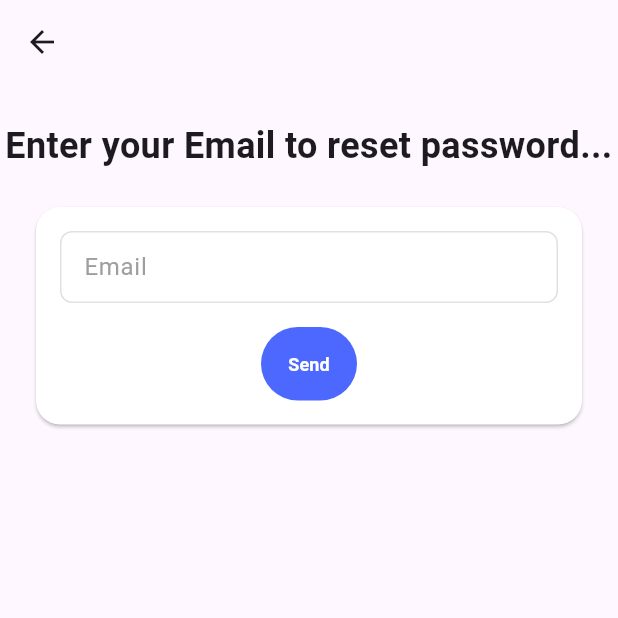
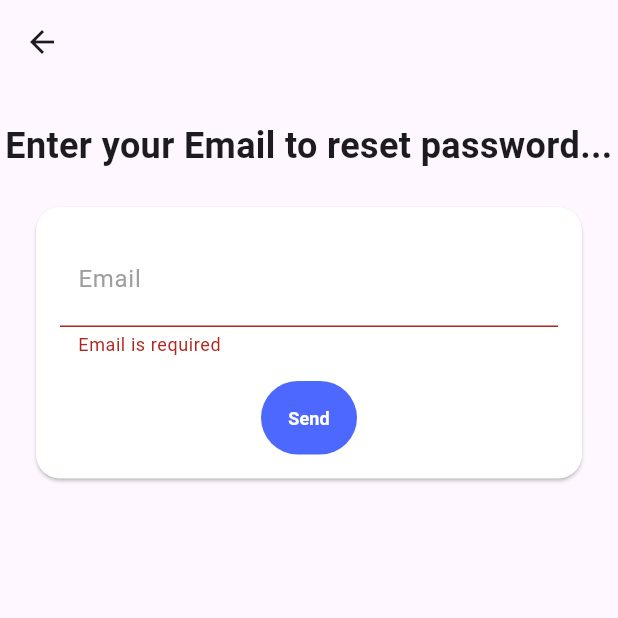
Before and after one commit to mahmoudmohamed17/e-commerce-app, a Flutter app: the ForgotPasswordView screen opened by its route, after a tap on "Send", on a phone screen of 412 x 824 dp, the top half of it. Run offline on Flutter 3.47's test engine with Material 3 defaults, Android fonts, the phone set to English and light mode, and no system bars; drawn by our look-alikes of modal_progress_hud_nsn; our stand-ins replace another_flushbar, bloc, flutter_bloc, flutter_rating_bar, font_awesome_flutter, google_nav_bar and 3 more; accounts and stored records are empty.

Commit message:
make reset password method and provide it to reset password view

```diff
--- a/lib/views/auth/logic/cubit/auth_cubit.dart
+++ b/lib/views/auth/logic/cubit/auth_cubit.dart
@@ -78,6 +78,19 @@ class AuthCubit extends Cubit<AuthState> {
     }
   }
 
+  Future<void> resetPassword(String email) async {
+    emit(PasswordResetLoading());
+    try {
+      await supabase.auth.resetPasswordForEmail(email);
+      emit(PasswordResetSuccess());
+    } on AuthException catch (e) {
+      log('Error with AuthException: ${e.toString()}');
+      emit(PasswordResetFailure(message: e.message));
+    } catch (e) {
+      emit(PasswordResetFailure(message: e.toString()));
+    }
+  }
+
   /// For any updates not related to the primary ones
   void update() {
     emit(AuthInitial());
--- a/lib/views/auth/logic/cubit/auth_state.dart
+++ b/lib/views/auth/logic/cubit/auth_state.dart
@@ -43,3 +43,13 @@ final class SignOutFailure extends AuthState {
 
   SignOutFailure({required this.message});
 }
+
+final class PasswordResetLoading extends AuthState {}
+
+final class PasswordResetSuccess extends AuthState {}
+
+final class PasswordResetFailure extends AuthState {
+  final String message;
+
+  PasswordResetFailure({required this.message});
+}
--- a/lib/views/auth/ui/forgot_password_view.dart
+++ b/lib/views/auth/ui/forgot_password_view.dart
@@ -1,6 +1,11 @@
+import 'package:e_commerce_app/core/helpers/custom_loading_indicator.dart';
+import 'package:e_commerce_app/core/helpers/navigation_extension.dart';
 import 'package:e_commerce_app/core/helpers/routes.dart';
+import 'package:e_commerce_app/core/helpers/snack_bar.dart';
+import 'package:e_commerce_app/views/auth/logic/cubit/auth_cubit.dart';
 import 'package:e_commerce_app/views/auth/ui/forgot_password_view_body.dart';
 import 'package:flutter/material.dart';
+import 'package:flutter_bloc/flutter_bloc.dart';
 
 class ForgotPasswordView extends StatelessWidget {
   const ForgotPasswordView({super.key});
@@ -8,6 +13,24 @@ class ForgotPasswordView extends StatelessWidget {
 
   @override
   Widget build(BuildContext context) {
-    return Scaffold(appBar: AppBar(), body: const ForgotPasswordViewBody());
+    return BlocConsumer<AuthCubit, AuthState>(
+      listener: (context, state) {
+        if (state is PasswordResetSuccess) {
+          context.pushNamed(Routes.loginView);
+          snackBar(context, 'Password reset email sent');
+        } else if (state is PasswordResetFailure) {
+          snackBar(context, state.message);
+        }
+      },
+      builder: (context, state) {
+        return CustomLoadingIndicator(
+          inAsyncCall: state is PasswordResetLoading,
+          child: Scaffold(
+            appBar: AppBar(),
+            body: const ForgotPasswordViewBody(),
+          ),
+        );
+      },
+    );
   }
 }
--- a/lib/views/auth/ui/forgot_password_view_body.dart
+++ b/lib/views/auth/ui/forgot_password_view_body.dart
@@ -1,7 +1,9 @@
 import 'package:e_commerce_app/core/helpers/app_colors.dart';
 import 'package:e_commerce_app/core/utils/app_text_styles.dart';
 import 'package:e_commerce_app/core/utils/custom_text_form_field.dart';
+import 'package:e_commerce_app/views/auth/logic/cubit/auth_cubit.dart';
 import 'package:flutter/material.dart';
+import 'package:provider/provider.dart';
 
 class ForgotPasswordViewBody extends StatefulWidget {
   const ForgotPasswordViewBody({super.key});
@@ -12,6 +14,8 @@ class ForgotPasswordViewBody extends StatefulWidget {
 
 class _ForgotPasswordViewBodyState extends State<ForgotPasswordViewBody> {
   TextEditingController controller = TextEditingController();
+  GlobalKey<FormState> formKey = GlobalKey();
+  AutovalidateMode autovalidateMode = AutovalidateMode.disabled;
   @override
   void dispose() {
     controller.dispose();
@@ -20,7 +24,10 @@ class _ForgotPasswordViewBodyState extends State<ForgotPasswordViewBody> {
 
   @override
   Widget build(BuildContext context) {
-    return SingleChildScrollView(
+    return Form(
+      key: formKey,
+      autovalidateMode: autovalidateMode,
+      child: SingleChildScrollView(
         keyboardDismissBehavior: ScrollViewKeyboardDismissBehavior.onDrag,
         child: Column(
           children: [
@@ -49,7 +56,16 @@ class _ForgotPasswordViewBodyState extends State<ForgotPasswordViewBody> {
                     ),
                     Align(
                       child: ElevatedButton(
-                      onPressed: () {},
+                        onPressed: () {
+                          if (formKey.currentState!.validate()) {
+                            context.read<AuthCubit>().resetPassword(
+                              controller.text,
+                            );
+                          } else {
+                            autovalidateMode = AutovalidateMode.always;
+                            context.read<AuthCubit>().update();
+                          }
+                        },
                         style: ElevatedButton.styleFrom(
                           backgroundColor: AppColors.kPrimaryColor,
                           padding: const EdgeInsets.all(16.00),
@@ -70,6 +86,7 @@ class _ForgotPasswordViewBodyState extends State<ForgotPasswordViewBody> {
             ),
           ],
         ),
+      ),
     );
   }
 }
```
Lines whose indentation alone changed are shown as unchanged.
